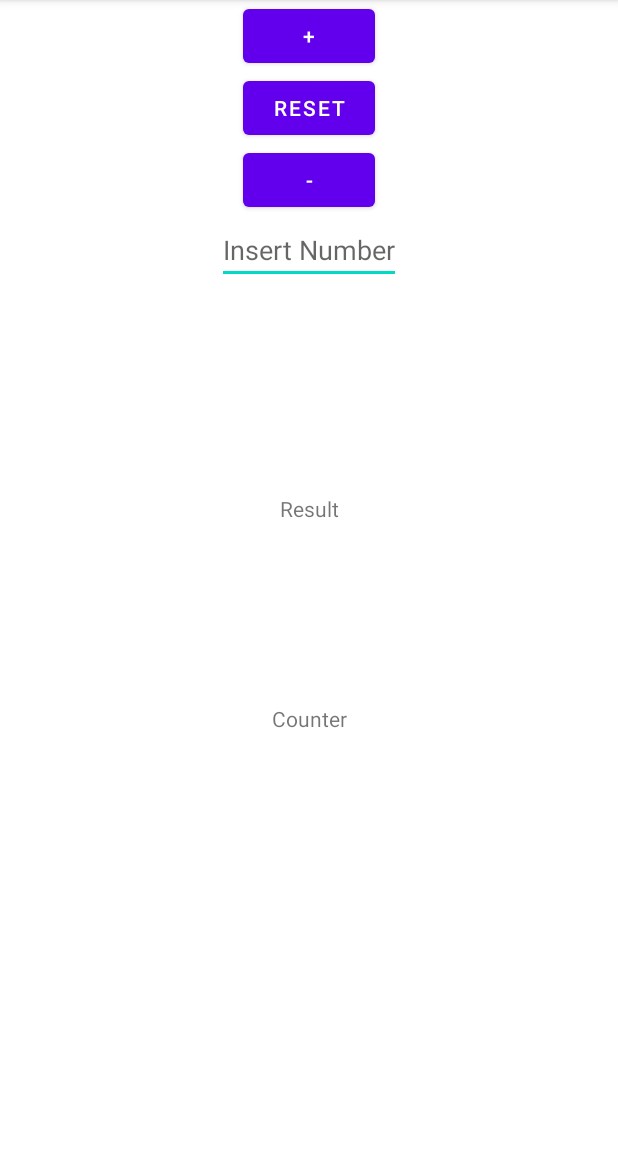
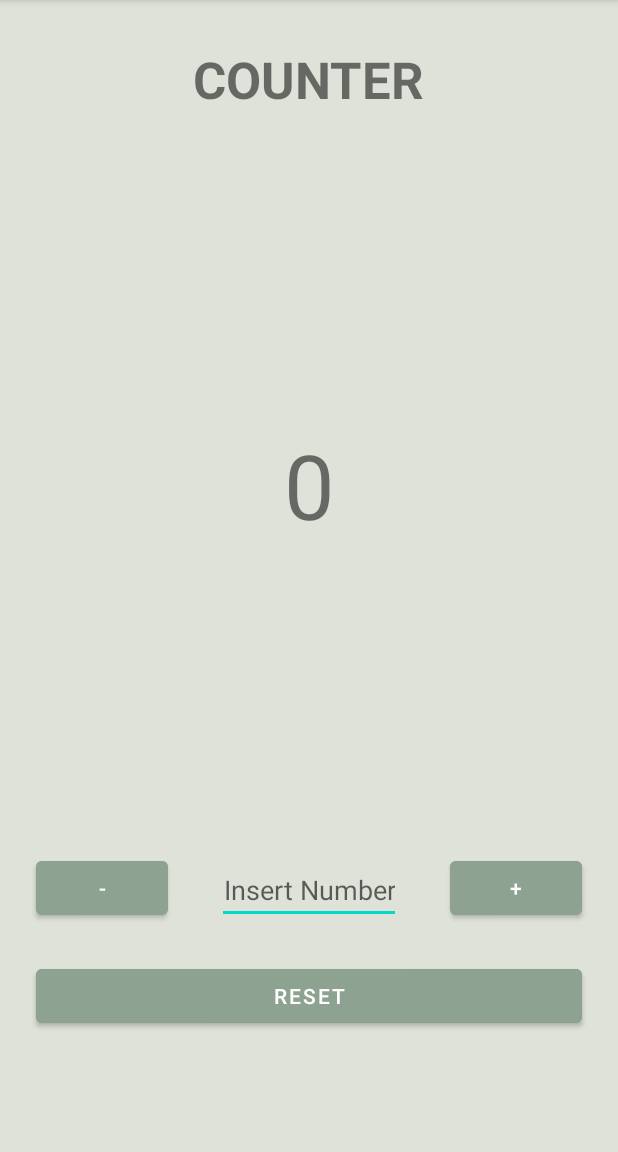
Before and after one commit to Yuliana-Vargas/Tp4-PilMobileBasics, an Android app: the screen it shows after launch (CountActivity), on a phone screen of 412 x 824 dp, the part 84-1236 px from its top. Run offline under Robolectric (Android 15) with nearby library versions, the phone set to English and light mode, and no system bars.

Commit message:
Activity update

```diff
--- a/app/src/main/java/com/example/pilmobilebasics/mvp/view/CountView.kt
+++ b/app/src/main/java/com/example/pilmobilebasics/mvp/view/CountView.kt
@@ -5,12 +5,14 @@ import com.example.pilmobilebasics.R
 import com.example.pilmobilebasics.databinding.ActivityCountBinding
 import com.example.pilmobilebasics.mvp.contract.CountContract
 import com.example.pilmobilebasics.mvp.view.base.ActivityView
+import com.example.pilmobilebasics.util.Constants
 
 class CountView(activity: Activity) : ActivityView(activity), CountContract.View {
     private var binding: ActivityCountBinding = ActivityCountBinding.inflate(activity.layoutInflater)
 
     init {
         activity.setContentView(binding.root)
+        binding.result.text = Constants.ZERO.toString()
     }
 
     override fun onAddBtnPressed(onClick: () -> Unit) {
--- a/app/src/main/res/layout/activity_count.xml
+++ b/app/src/main/res/layout/activity_count.xml
@@ -4,67 +4,80 @@
     xmlns:tools="http://schemas.android.com/tools"
     android:layout_width="match_parent"
     android:layout_height="match_parent"
+    android:background="@color/green_background"
     tools:context=".activity.CountActivity">
 
     <TextView
         android:id="@+id/title"
         android:layout_width="wrap_content"
         android:layout_height="wrap_content"
+        android:layout_marginTop="@dimen/margin_top_title"
         android:text="@string/counter"
-        app:layout_constraintBottom_toBottomOf="parent"
+        android:textAllCaps="true"
+        android:textSize="34sp"
+        android:textStyle="bold"
         app:layout_constraintEnd_toEndOf="parent"
         app:layout_constraintStart_toStartOf="parent"
-        app:layout_constraintTop_toBottomOf="@id/input_number" />
+        app:layout_constraintTop_toTopOf="parent" />
 
     <TextView
         android:id="@+id/result"
         android:layout_width="wrap_content"
         android:layout_height="wrap_content"
-        android:text="@string/result"
-        app:layout_constraintBottom_toBottomOf="@id/title"
+        android:textSize="60sp"
+        app:layout_constraintBottom_toTopOf="@+id/input_number"
         app:layout_constraintEnd_toEndOf="parent"
         app:layout_constraintStart_toStartOf="parent"
-        app:layout_constraintTop_toBottomOf="@id/input_number" />
+        app:layout_constraintTop_toBottomOf="@id/title" />
 
     <EditText
         android:id="@+id/input_number"
         android:layout_width="wrap_content"
         android:layout_height="wrap_content"
+        android:layout_marginBottom="@dimen/standard_margin"
+        android:digits="0 1 2 3 4 5 6 7 8 9"
+        android:gravity="center_horizontal"
         android:hint="@string/insert_number"
+        android:importantForAutofill="no"
+        android:inputType="number"
         android:singleLine="true"
-        app:layout_constraintEnd_toEndOf="parent"
-        app:layout_constraintStart_toStartOf="parent"
-        app:layout_constraintTop_toBottomOf="@id/subtractBtn"
-        android:digits="0 1 2 3 4 5 6 7 8 9"
-        android:inputType="number"
-        />
+        app:layout_constraintBottom_toTopOf="@id/resetBtn"
+        app:layout_constraintEnd_toStartOf="@id/addBtn"
+        app:layout_constraintStart_toEndOf="@id/subtractBtn" />
 
     <Button
         android:id="@+id/addBtn"
         android:layout_width="wrap_content"
         android:layout_height="wrap_content"
+        android:layout_marginEnd="@dimen/standard_margin"
+        android:layout_marginBottom="@dimen/standard_margin"
+        android:backgroundTint="@color/green_btn"
         android:text="@string/add"
-        app:layout_constraintEnd_toEndOf="parent"
-        app:layout_constraintStart_toStartOf="parent"
-        app:layout_constraintTop_toTopOf="parent" />
+        app:layout_constraintBottom_toTopOf="@id/resetBtn"
+        app:layout_constraintEnd_toEndOf="parent" />
 
     <Button
         android:id="@+id/subtractBtn"
         android:layout_width="wrap_content"
         android:layout_height="wrap_content"
+        android:layout_marginStart="@dimen/standard_margin"
+        android:layout_marginBottom="@dimen/standard_margin"
+        android:backgroundTint="@color/green_btn"
         android:text="@string/subtract"
-        app:layout_constraintEnd_toEndOf="parent"
-        app:layout_constraintStart_toStartOf="parent"
-        app:layout_constraintTop_toBottomOf="@id/resetBtn" />
+        app:layout_constraintBottom_toTopOf="@id/resetBtn"
+        app:layout_constraintStart_toStartOf="parent" />
 
     <Button
         android:id="@+id/resetBtn"
-        android:layout_width="wrap_content"
+        android:layout_width="match_parent"
         android:layout_height="wrap_content"
+        android:layout_marginHorizontal="@dimen/standard_margin"
+        android:layout_marginBottom="@dimen/margin_bottom_reset_btn"
+        android:backgroundTint="@color/green_btn"
         android:text="@string/reset"
+        app:layout_constraintBottom_toBottomOf="parent"
         app:layout_constraintEnd_toEndOf="parent"
-        app:layout_constraintStart_toStartOf="parent"
-        app:layout_constraintTop_toBottomOf="@id/addBtn" />
+        app:layout_constraintStart_toStartOf="parent" />
 
 
 </androidx.constraintlayout.widget.ConstraintLayout>
--- a/app/src/main/res/values/colors.xml
+++ b/app/src/main/res/values/colors.xml
@@ -7,4 +7,6 @@
     <color name="teal_700">#FF018786</color>
     <color name="black">#FF000000</color>
     <color name="white">#FFFFFFFF</color>
+    <color name="green_background">#DEE2D9</color>
+    <color name="green_btn">#8DA290</color>
 </resources>
--- /dev/null
+++ b/app/src/main/res/values/dimens.xml
@@ -0,0 +1,6 @@
+<?xml version="1.0" encoding="utf-8"?>
+<resources>
+    <dimen name="standard_margin">24dp</dimen>
+    <dimen name="margin_top_title">30dp</dimen>
+    <dimen name="margin_bottom_reset_btn">80dp</dimen>
+</resources>
--- a/app/src/main/res/values/strings.xml
+++ b/app/src/main/res/values/strings.xml
@@ -2,7 +2,6 @@
     <string name="app_name">PilMobileBasics</string>
     <string name="insert_number">Insert Number</string>
     <string name="counter">Counter</string>
-    <string name="result">Result</string>
     <string name="add">+</string>
     <string name="subtract">-</string>
     <string name="reset">Reset</string>
```
